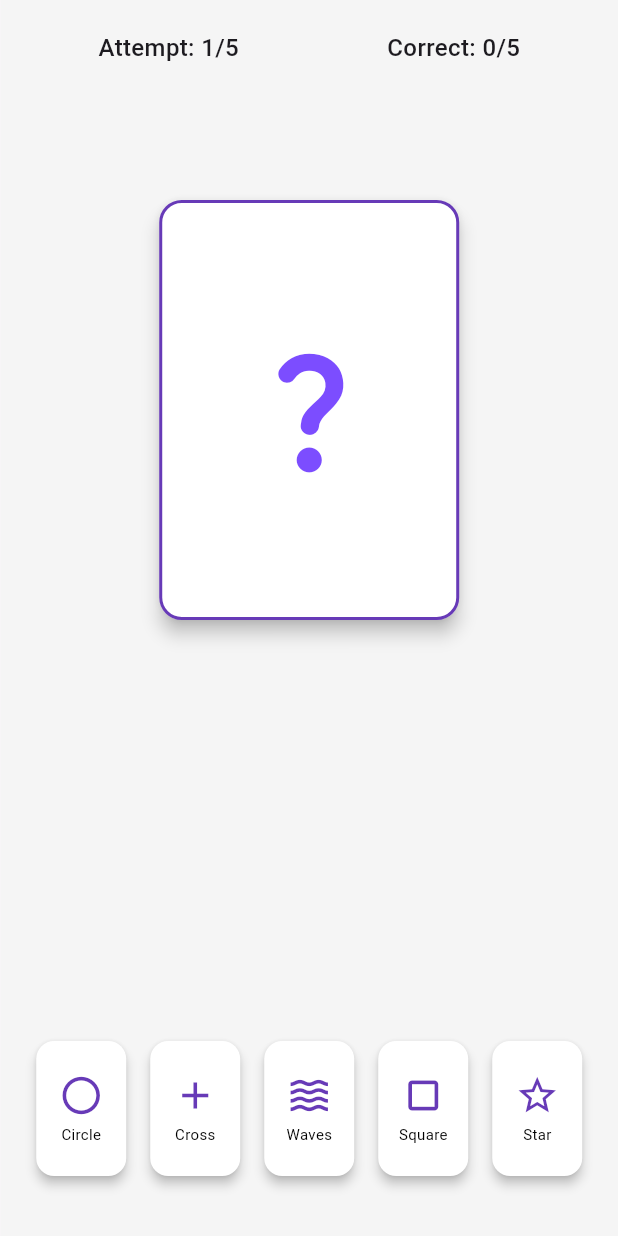
After one commit to supasebie/psychic_trainer, a Flutter app: the screen it shows after launch, after a tap on "Let's go!", on a phone screen of 412 x 824 dp. The commit adds this screen. Run offline on Flutter 3.47's test engine with Material 3 defaults, Android fonts, the phone set to English and light mode, and no system bars; our stand-ins replace flutter_svg, rive.

Commit message:
Finished game basics, disabled fake login screen

```diff
--- a/lib/screens/onboarding/onboarding_screen.dart
+++ b/lib/screens/onboarding/onboarding_screen.dart
@@ -1,9 +1,10 @@
 import 'dart:ui';
 
 import 'package:flutter/material.dart';
+import 'package:psychic_trainer/screens/zenerTest/zener_test_screen.dart';
 import 'package:rive/rive.dart' as rive;
 import 'components/animated_btn.dart';
-import 'components/sign_in_dialog.dart';
+// import 'components/sign_in_dialog.dart'; // Removed as showCustomDialog is no longer used
 
 class OnboardingScreen extends StatefulWidget {
   const OnboardingScreen({super.key});
@@ -15,7 +16,7 @@ class OnboardingScreen extends StatefulWidget {
 class _OnboardingScreenState extends State<OnboardingScreen> {
   late rive.RiveAnimationController _btnAnimationController;
 
-  bool showSignIn = false;
+  // bool showSignIn = false; // Removed as it's no longer needed for dialog
 
   @override
   void initState() {
@@ -48,7 +49,8 @@ class _OnboardingScreenState extends State<OnboardingScreen> {
             ),
           ),
           AnimatedPositioned(
-            top: showSignIn ? -50 : 0,
+            // top: showSignIn ? -50 : 0, // Changed as showSignIn is removed
+            top: 0, // Set to 0 as the screen will not shift up anymore
             height: MediaQuery.of(context).size.height,
             width: MediaQuery.of(context).size.width,
             duration: const Duration(milliseconds: 260),
@@ -86,19 +88,17 @@ class _OnboardingScreenState extends State<OnboardingScreen> {
                         _btnAnimationController.isActive = true;
 
                         Future.delayed(const Duration(milliseconds: 800), () {
-                          setState(() {
-                            showSignIn = true;
-                          });
+                          // setState(() { // Removed: No longer setting showSignIn
+                          //   showSignIn = true;
+                          // });
                           if (!context.mounted) return;
-                          showCustomDialog(context, onValue: (_) {});
-                          // showCustomDialog(
-                          //   context,
-                          //   onValue: (_) {
-                          //     setState(() {
-                          //       isShowSignInDialog = false;
-                          //     });
-                          //   },
-                          // );
+                          // showCustomDialog(context, onValue: (_) {}); // Removed: No longer showing dialog
+                          Navigator.push(
+                            context,
+                            MaterialPageRoute(
+                              builder: (context) => const ZenerTestScreen(),
+                            ),
+                          );
                         });
                       },
                     ),
@@ -118,3 +118,124 @@ class _OnboardingScreenState extends State<OnboardingScreen> {
     );
   }
 }
+
+// import 'dart:ui';
+
+// import 'package:flutter/material.dart';
+// import 'package:rive/rive.dart' as rive;
+// import 'components/animated_btn.dart';
+// import 'components/sign_in_dialog.dart';
+
+// class OnboardingScreen extends StatefulWidget {
+//   const OnboardingScreen({super.key});
+
+//   @override
+//   State<OnboardingScreen> createState() => _OnboardingScreenState();
+// }
+
+// class _OnboardingScreenState extends State<OnboardingScreen> {
+//   late rive.RiveAnimationController _btnAnimationController;
+
+//   bool showSignIn = false;
+
+//   @override
+//   void initState() {
+//     _btnAnimationController = rive.OneShotAnimation("active", autoplay: false);
+//     super.initState();
+//   }
+
+//   @override
+//   Widget build(BuildContext context) {
+//     return Scaffold(
+//       body: Stack(
+//         children: [
+//           Positioned(
+//             width: MediaQuery.of(context).size.width * 1.7,
+//             left: 100,
+//             bottom: 100,
+//             child: Image.asset("assets/backgrounds/spline.png"),
+//           ),
+//           Positioned.fill(
+//             child: BackdropFilter(
+//               filter: ImageFilter.blur(sigmaX: 20, sigmaY: 20),
+//               child: const SizedBox(),
+//             ),
+//           ),
+//           const rive.RiveAnimation.asset("assets/riveAssets/shapes.riv"),
+//           Positioned.fill(
+//             child: BackdropFilter(
+//               filter: ImageFilter.blur(sigmaX: 30, sigmaY: 30),
+//               child: const SizedBox(),
+//             ),
+//           ),
+//           AnimatedPositioned(
+//             top: showSignIn ? -50 : 0,
+//             height: MediaQuery.of(context).size.height,
+//             width: MediaQuery.of(context).size.width,
+//             duration: const Duration(milliseconds: 260),
+//             child: SafeArea(
+//               child: Padding(
+//                 padding: const EdgeInsets.symmetric(horizontal: 32),
+//                 child: Column(
+//                   crossAxisAlignment: CrossAxisAlignment.start,
+//                   children: [
+//                     const Spacer(),
+//                     const SizedBox(
+//                       width: 260,
+//                       child: Column(
+//                         children: [
+//                           Text(
+//                             "Master Your Intuition & Focus",
+//                             style: TextStyle(
+//                               fontSize: 60,
+//                               fontWeight: FontWeight.w900,
+//                               fontFamily: "Poppins",
+//                               height: 1.2,
+//                             ),
+//                           ),
+//                           SizedBox(height: 16),
+//                           Text(
+//                             "Don't let your mind control you. Control your mind. \nPsychic trainer is an application that elucidates the process of learning intuition and focus.",
+//                           ),
+//                         ],
+//                       ),
+//                     ),
+//                     const Spacer(flex: 2),
+//                     AnimatedBtn(
+//                       btnAnimationController: _btnAnimationController,
+//                       press: () {
+//                         _btnAnimationController.isActive = true;
+
+//                         Future.delayed(const Duration(milliseconds: 800), () {
+//                           setState(() {
+//                             showSignIn = true;
+//                           });
+//                           if (!context.mounted) return;
+//                           showCustomDialog(context, onValue: (_) {});
+//                           // showCustomDialog(
+//                           //   context,
+//                           //   onValue: (_) {
+//                           //     setState(() {
+//                           //       isShowSignInDialog = false;
+//                           //     });
+//                           //   },
+//                           // );
+//                         });
+//                       },
+//                     ),
+//                     const Padding(
+//                       padding: EdgeInsets.symmetric(vertical: 24),
+//                       child: Text(
+//                         "Sign in to start your journey to the center of your mind. Find access to meditation and prayer practices that will help unlock your potential!",
+//                       ),
+//                     ),
+//                   ],
+//                 ),
+//               ),
+//             ),
+//           ),
+//         ],
+//       ),
+//     );
+//   }
+// }
--- /dev/null
+++ b/lib/screens/zenerTest/zener_test_screen.dart
@@ -0,0 +1,299 @@
+import 'package:flutter/material.dart';
+import 'dart:math'; // For generating random Zener cards
+
+// Enum to represent the Zener card symbols
+enum ZenerSymbol { circle, cross, waves, square, star }
+
+// Helper extension to get IconData and Name for each ZenerSymbol
+extension ZenerSymbolData on ZenerSymbol {
+  IconData get icon {
+    switch (this) {
+      case ZenerSymbol.circle:
+        return Icons.circle_outlined;
+      case ZenerSymbol.cross:
+        return Icons.add;
+      case ZenerSymbol.waves:
+        return Icons.waves;
+      case ZenerSymbol.square:
+        return Icons.crop_square;
+      case ZenerSymbol.star:
+        return Icons.star_border_outlined;
+    }
+  }
+
+  String get displayName {
+    // Returns the name of the enum value with the first letter capitalized
+    String name = toString().split('.').last;
+    return name[0].toUpperCase() + name.substring(1);
+  }
+}
+
+class ZenerTestScreen extends StatefulWidget {
+  const ZenerTestScreen({super.key});
+
+  @override
+  State<ZenerTestScreen> createState() => _ZenerTestScreenState();
+}
+
+class _ZenerTestScreenState extends State<ZenerTestScreen> {
+  // List of all possible Zener symbols for user selection
+  final List<ZenerSymbol> _selectableSymbols = ZenerSymbol.values;
+  // The deck of cards for the current round (e.g., 5 cards to guess)
+  List<ZenerSymbol> _deck = [];
+  // The current card the user needs to guess from the deck
+  ZenerSymbol? _currentTargetCard;
+  // Index of the current card being guessed in the _deck
+  int _currentDeckIndex = 0;
+  // Number of correct guesses in the current round
+  int _correctScore = 0;
+  // Total number of cards/attempts in a single round
+  final int _totalAttemptsInRound = 5;
+  // Feedback message to the user (e.g., "Correct!", "Oops!")
+  String _feedbackMessage = "";
+  // Controls whether the target card's symbol is visible
+  bool _showTargetSymbol = false;
+  // Indicates if the current round of guessing is over
+  bool _roundOver = false;
+  // To prevent multiple taps while feedback is shown
+  bool _isGuessingDisabled = false;
+
+  @override
+  void initState() {
+    super.initState();
+    _startNewRound(); // Initialize the first round when the screen loads
+  }
+
+  // Sets up a new round of the Zener card test
+  void _startNewRound() {
+    final random = Random();
+    setState(() {
+      _deck = List.generate(
+        _totalAttemptsInRound,
+        (_) => ZenerSymbol.values[random.nextInt(ZenerSymbol.values.length)],
+      );
+      _currentDeckIndex = 0;
+      _correctScore = 0;
+      _currentTargetCard = _deck[_currentDeckIndex];
+      _feedbackMessage = "";
+      _showTargetSymbol = false;
+      _roundOver = false;
+      _isGuessingDisabled = false;
+    });
+  }
+
+  // Handles the user's guess
+  void _handleGuess(ZenerSymbol guessedSymbol) {
+    if (_roundOver || _isGuessingDisabled) {
+      return; // Do nothing if round is over or guessing is disabled
+    }
+
+    setState(() {
+      _isGuessingDisabled = true; // Disable further guesses temporarily
+      _showTargetSymbol = true; // Reveal the target card
+
+      if (guessedSymbol == _currentTargetCard) {
+        _correctScore++;
+        _feedbackMessage = "Correct!";
+      } else {
+        _feedbackMessage =
+            "Oops! The card was ${_currentTargetCard?.displayName ?? 'N/A'}.";
+      }
+
+      // Check if the round is over
+      if (_currentDeckIndex >= _totalAttemptsInRound - 1) {
+        _roundOver = true;
+        _feedbackMessage +=
+            "\nRound Over! Score: $_correctScore / $_totalAttemptsInRound";
+        // Re-enable guessing for the "Play Again" button or if the user navigates away and back
+        Future.delayed(const Duration(milliseconds: 500), () {
+          if (mounted) {
+            setState(() {
+              _isGuessingDisabled = false;
+            });
+          }
+        });
+      } else {
+        // Move to the next card after a delay
+        Future.delayed(const Duration(seconds: 2), () {
+          if (mounted && !_roundOver) {
+            setState(() {
+              _currentDeckIndex++;
+              _currentTargetCard = _deck[_currentDeckIndex];
+              _showTargetSymbol = false; // Hide the next target card
+              _feedbackMessage = ""; // Clear feedback for the next guess
+              _isGuessingDisabled =
+                  false; // Re-enable guessing for the next card
+            });
+          }
+        });
+      }
+    });
+  }
+
+  // Helper method to build individual Zener symbol cards for user selection
+  Widget _buildZenerSymbolCard(ZenerSymbol symbol) {
+    return GestureDetector(
+      onTap: () => _handleGuess(symbol),
+      child: Card(
+        elevation:
+            _isGuessingDisabled ? 1.0 : 3.0, // Reduce elevation when disabled
+        color: _isGuessingDisabled ? Colors.grey[300] : Colors.white,
+        child: SizedBox(
+          width: 60,
+          height: 90,
+          child: Center(
+            child: Column(
+              mainAxisAlignment: MainAxisAlignment.center,
+              children: [
+                Icon(
+                  symbol.icon,
+                  size: 30,
+                  color: _isGuessingDisabled ? Colors.grey : Colors.deepPurple,
+                ),
+                const SizedBox(height: 4),
+                Text(
+                  symbol.displayName,
+                  style: TextStyle(
+                    fontSize: 10,
+                    color: _isGuessingDisabled ? Colors.grey : Colors.black,
+                  ),
+                ),
+              ],
+            ),
+          ),
+        ),
+      ),
+    );
+  }
+
+  @override
+  Widget build(BuildContext context) {
+    return Scaffold(
+      // appBar: AppBar( // AppBar removed
+      //   title: const Text('Zener Card Test'),
+      //   backgroundColor: Colors.deepPurple.shade100,
+      // ),
+      backgroundColor: Colors.grey[100],
+      body: SafeArea(
+        // Added SafeArea to avoid overlap with status bar
+        child: Padding(
+          padding: const EdgeInsets.symmetric(vertical: 20.0, horizontal: 16.0),
+          child: Column(
+            mainAxisAlignment: MainAxisAlignment.spaceBetween,
+            crossAxisAlignment: CrossAxisAlignment.center,
+            children: <Widget>[
+              // Score and Position Counters
+              Row(
+                mainAxisAlignment: MainAxisAlignment.spaceAround,
+                children: [
+                  Text(
+                    'Attempt: ${_roundOver ? _totalAttemptsInRound : _currentDeckIndex + 1}/$_totalAttemptsInRound',
+                    style: const TextStyle(
+                      fontSize: 16,
+                      fontWeight: FontWeight.w500,
+                    ),
+                  ),
+                  Text(
+                    'Correct: $_correctScore/$_totalAttemptsInRound',
+                    style: const TextStyle(
+                      fontSize: 16,
+                      fontWeight: FontWeight.w500,
+                    ),
+                  ),
+                ],
+              ),
+              const SizedBox(height: 10),
+
+              // Top large card (Target Card Area)
+              Center(
+                child: Card(
+                  elevation: 5.0,
+                  shape: RoundedRectangleBorder(
+                    borderRadius: BorderRadius.circular(15.0),
+                  ),
+                  child: Container(
+                    width: 200,
+                    height: 280,
+                    decoration: BoxDecoration(
+                      color: Colors.white,
+                      borderRadius: BorderRadius.circular(15.0),
+                      border: Border.all(color: Colors.deepPurple, width: 2),
+                    ),
+                    child: Center(
+                      child:
+                          _showTargetSymbol && _currentTargetCard != null
+                              ? Icon(
+                                _currentTargetCard!.icon,
+                                size: 120,
+                                color: Colors.deepPurpleAccent,
+                              )
+                              : const Icon(
+                                Icons.question_mark_rounded,
+                                size: 100,
+                                color: Colors.deepPurpleAccent,
+                              ),
+                    ),
+                  ),
+                ),
+              ),
+              const SizedBox(height: 10),
+
+              // Feedback Message Area
+              SizedBox(
+                height: 60, // Fixed height for feedback area
+                child: Center(
+                  child: Text(
+                    _feedbackMessage,
+                    textAlign: TextAlign.center,
+                    style: TextStyle(
+                      fontSize: 18,
+                      fontWeight: FontWeight.bold,
+                      color:
+                          _feedbackMessage.startsWith("Correct")
+                              ? Colors.green.shade700
+                              : Colors.red.shade700,
+                    ),
+                  ),
+                ),
+              ),
+
+              // "Play Again" Button or Spacer
+              if (_roundOver)
+                ElevatedButton.icon(
+                  icon: const Icon(Icons.replay),
+                  label: const Text('Play Again'),
+                  onPressed: _startNewRound,
+                  style: ElevatedButton.styleFrom(
+                    backgroundColor: Colors.deepPurple,
+                    foregroundColor:
+                        Colors
+                            .white, // Corrected from `primary` for newer Flutter versions
+                    padding: const EdgeInsets.symmetric(
+                      horizontal: 30,
+                      vertical: 15,
+                    ),
+                    textStyle: const TextStyle(fontSize: 16),
+                  ),
+                )
+              else
+                const SizedBox(
+                  height: 50,
+                ), // Spacer when play again button is not visible
+              // Five selectable cards at the bottom
+              Padding(
+                padding: const EdgeInsets.only(bottom: 16.0),
+                child: Row(
+                  mainAxisAlignment: MainAxisAlignment.spaceAround,
+                  children:
+                      _selectableSymbols
+                          .map((symbol) => _buildZenerSymbolCard(symbol))
+                          .toList(),
+                ),
+              ),
+            ],
+          ),
+        ),
+      ),
+    );
+  }
+}
```
Also changed, not shown: lib/model/course.dart (+77 -8 lines).
